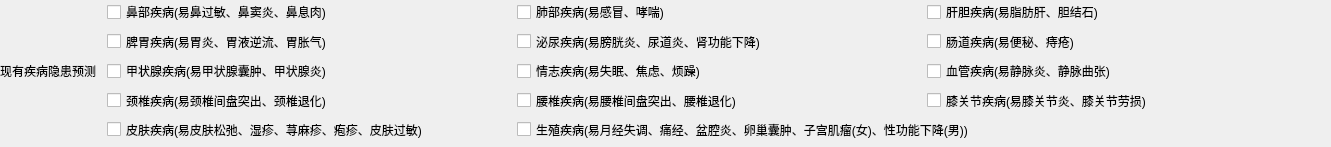
Qt form src/ui/t3l12.ui (fantasy-mark/Summer) before a commit.
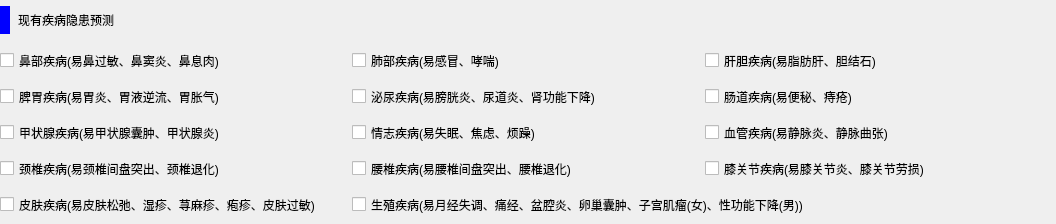
The same form after that commit.

Patch:
```diff
--- a/src/ui/t3l12.ui
+++ b/src/ui/t3l12.ui
@@ -6,8 +6,8 @@
    <rect>
     <x>0</x>
     <y>0</y>
-    <width>1331</width>
-    <height>147</height>
+    <width>1056</width>
+    <height>224</height>
    </rect>
   </property>
   <property name="windowTitle">
@@ -18,111 +18,219 @@
     <rect>
      <x>0</x>
      <y>0</y>
-     <width>1331</width>
-     <height>141</height>
+     <width>1051</width>
+     <height>220</height>
     </rect>
    </property>
-   <layout class="QGridLayout" name="gridLayout" columnstretch="1,4,4,4">
-    <item row="0" column="1">
+   <property name="minimumSize">
+    <size>
+     <width>0</width>
+     <height>29</height>
+    </size>
+   </property>
+   <layout class="QGridLayout" name="gridLayout" columnstretch="1,1,1">
+    <item row="1" column="0">
      <widget class="QCheckBox" name="s11">
+      <property name="minimumSize">
+       <size>
+        <width>0</width>
+        <height>29</height>
+       </size>
+      </property>
       <property name="text">
        <string>鼻部疾病(易鼻过敏、鼻窦炎、鼻息肉)</string>
       </property>
      </widget>
     </item>
-    <item row="2" column="1">
+    <item row="3" column="0">
      <widget class="QCheckBox" name="s31">
+      <property name="minimumSize">
+       <size>
+        <width>0</width>
+        <height>29</height>
+       </size>
+      </property>
       <property name="text">
        <string>甲状腺疾病(易甲状腺囊肿、甲状腺炎)</string>
       </property>
      </widget>
     </item>
-    <item row="0" column="3">
+    <item row="1" column="2">
      <widget class="QCheckBox" name="s13">
+      <property name="minimumSize">
+       <size>
+        <width>0</width>
+        <height>29</height>
+       </size>
+      </property>
       <property name="text">
        <string>肝胆疾病(易脂肪肝、胆结石)</string>
       </property>
      </widget>
     </item>
-    <item row="0" column="2">
+    <item row="1" column="1">
      <widget class="QCheckBox" name="s12">
+      <property name="minimumSize">
+       <size>
+        <width>0</width>
+        <height>29</height>
+       </size>
+      </property>
       <property name="text">
        <string>肺部疾病(易感冒、哮喘)</string>
       </property>
      </widget>
     </item>
-    <item row="2" column="3">
+    <item row="3" column="2">
      <widget class="QCheckBox" name="s33">
+      <property name="minimumSize">
+       <size>
+        <width>0</width>
+        <height>29</height>
+       </size>
+      </property>
       <property name="text">
        <string>血管疾病(易静脉炎、静脉曲张)</string>
       </property>
      </widget>
     </item>
-    <item row="1" column="1">
+    <item row="2" column="0">
      <widget class="QCheckBox" name="s21">
+      <property name="minimumSize">
+       <size>
+        <width>0</width>
+        <height>29</height>
+       </size>
+      </property>
       <property name="text">
        <string>脾胃疾病(易胃炎、胃液逆流、胃胀气)</string>
       </property>
      </widget>
     </item>
-    <item row="2" column="2">
+    <item row="3" column="1">
      <widget class="QCheckBox" name="s32">
+      <property name="minimumSize">
+       <size>
+        <width>0</width>
+        <height>29</height>
+       </size>
+      </property>
       <property name="text">
        <string>情志疾病(易失眠、焦虑、烦躁)</string>
       </property>
      </widget>
     </item>
-    <item row="1" column="2">
+    <item row="2" column="1">
      <widget class="QCheckBox" name="s22">
+      <property name="minimumSize">
+       <size>
+        <width>0</width>
+        <height>29</height>
+       </size>
+      </property>
       <property name="text">
        <string>泌尿疾病(易膀胱炎、尿道炎、肾功能下降)</string>
       </property>
      </widget>
     </item>
-    <item row="1" column="3">
+    <item row="2" column="2">
      <widget class="QCheckBox" name="s23">
+      <property name="minimumSize">
+       <size>
+        <width>0</width>
+        <height>29</height>
+       </size>
+      </property>
       <property name="text">
        <string>肠道疾病(易便秘、痔疮)</string>
       </property>
      </widget>
     </item>
-    <item row="3" column="1">
+    <item row="4" column="0">
      <widget class="QCheckBox" name="s41">
+      <property name="minimumSize">
+       <size>
+        <width>0</width>
+        <height>29</height>
+       </size>
+      </property>
       <property name="text">
        <string>颈椎疾病(易颈椎间盘突出、颈椎退化)</string>
       </property>
      </widget>
     </item>
-    <item row="3" column="2">
+    <item row="4" column="1">
      <widget class="QCheckBox" name="s42">
+      <property name="minimumSize">
+       <size>
+        <width>0</width>
+        <height>29</height>
+       </size>
+      </property>
       <property name="text">
        <string>腰椎疾病(易腰椎间盘突出、腰椎退化)</string>
       </property>
      </widget>
     </item>
-    <item row="3" column="3">
+    <item row="4" column="2">
      <widget class="QCheckBox" name="s43">
+      <property name="minimumSize">
+       <size>
+        <width>0</width>
+        <height>29</height>
+       </size>
+      </property>
       <property name="text">
        <string>膝关节疾病(易膝关节炎、膝关节劳损)</string>
       </property>
      </widget>
     </item>
-    <item row="4" column="1">
+    <item row="5" column="0">
      <widget class="QCheckBox" name="s51">
+      <property name="minimumSize">
+       <size>
+        <width>0</width>
+        <height>29</height>
+       </size>
+      </property>
       <property name="text">
        <string>皮肤疾病(易皮肤松弛、湿疹、荨麻疹、疱疹、皮肤过敏)</string>
       </property>
      </widget>
     </item>
-    <item row="4" column="2" colspan="2">
+    <item row="5" column="1" colspan="2">
      <widget class="QCheckBox" name="s52">
+      <property name="minimumSize">
+       <size>
+        <width>0</width>
+        <height>29</height>
+       </size>
+      </property>
       <property name="text">
        <string>生殖疾病(易月经失调、痛经、盆腔炎、卵巢囊肿、子宫肌瘤(女)、性功能下降(男))</string>
       </property>
      </widget>
     </item>
-    <item row="0" column="0" rowspan="5">
+    <item row="0" column="0" colspan="3">
      <widget class="QLabel" name="label">
+      <property name="minimumSize">
+       <size>
+        <width>0</width>
+        <height>38</height>
+       </size>
+      </property>
+      <property name="maximumSize">
+       <size>
+        <width>16777215</width>
+        <height>38</height>
+       </size>
+      </property>
+      <property name="styleSheet">
+       <string notr="true">border-left: 10px solid blue;
+border-radius:5px;
+padding-left: 5px;
+</string>
+      </property>
       <property name="text">
        <string>现有疾病隐患预测</string>
       </property>
```
